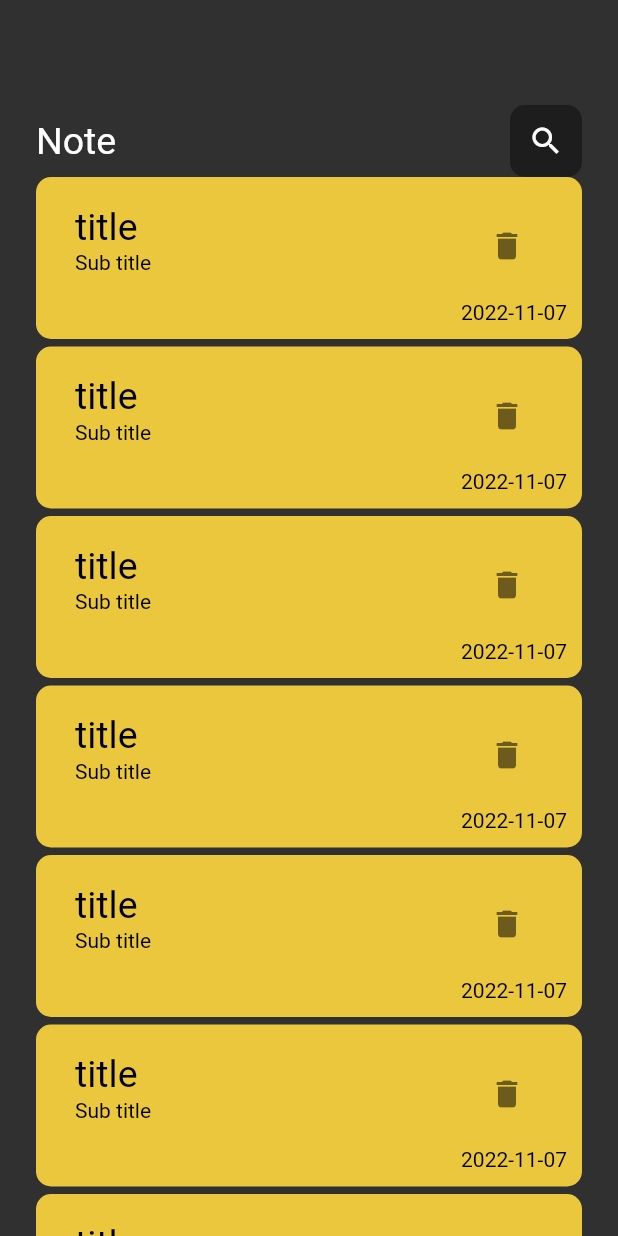
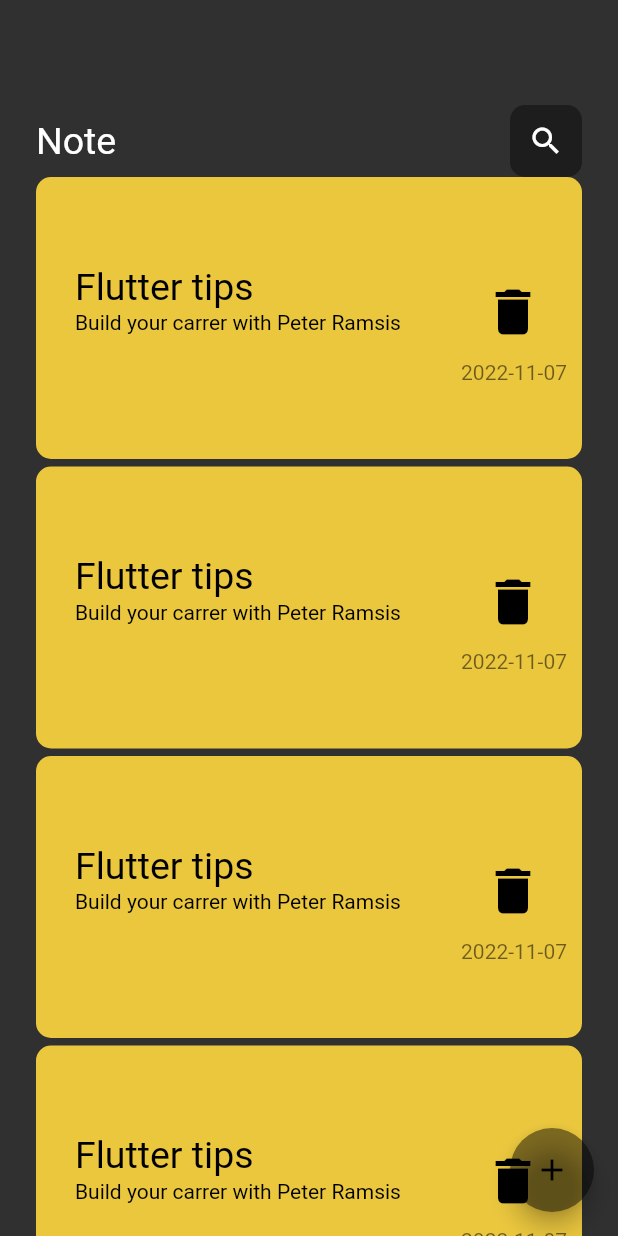
Before and after one commit to peterramsis/NoteApp, a Flutter app: the screen it shows after launch, on a phone screen of 412 x 824 dp. Run offline on Flutter 3.47's test engine with Material 2 defaults, Android fonts, the phone set to English and light mode, and no system bars; our stand-ins replace font_awesome_flutter, hive; accounts and stored records are empty.

```diff
--- /dev/null
+++ b/lib/constanse.dart
@@ -0,0 +1,3 @@
+import 'package:flutter/material.dart';
+
+const primaryColor = Color(0xffC07F00);
--- a/lib/views/notes_view_body.dart
+++ b/lib/views/notes_view_body.dart
@@ -1,5 +1,6 @@
 import 'package:flutter/material.dart';
 import 'package:note/widgets/custom_app_bar.dart';
+import 'package:note/widgets/custom_bottom_sheet_model.dart';
 import 'package:note/widgets/note_item.dart';
 import 'package:note/widgets/note_list_view.dart';
 
@@ -25,6 +26,19 @@ class NotesViewBody extends StatelessWidget {
           ],
         ),
       ),
+      floatingActionButton: FloatingActionButton(
+        backgroundColor: Colors.black45,
+        onPressed: (){
+          showModalBottomSheet(
+              shape: RoundedRectangleBorder(
+                borderRadius: BorderRadius.circular(10)
+              ),
+              context: context,
+              builder: (context) => CustomBottomSheetModel()
+          );
+        },
+        child: Icon(Icons.add),
+      ),
     );
   }
 }
--- a/lib/widgets/note_item.dart
+++ b/lib/widgets/note_item.dart
@@ -7,28 +7,32 @@ class NoteItem extends StatelessWidget {
   @override
   Widget build(BuildContext context) {
     return Container(
-      padding: EdgeInsets.all(10),
+      padding: EdgeInsets.symmetric(
+        vertical: 50,
+        horizontal: 10
+      ),
       child: Column(
         crossAxisAlignment: CrossAxisAlignment.end,
         children: [
           ListTile(
-            title: Text("title", style: TextStyle(
+            title: Text("Flutter tips", style: TextStyle(
               color: Colors.black,
               fontSize: 25
             ),),
-            subtitle: Text("Sub title" , style: TextStyle(
+            subtitle: Text("Build your carrer with Peter Ramsis" , style: TextStyle(
                 color: Colors.black
             )),
             trailing: IconButton(
               icon: const Icon(
                   Icons.delete,
-                color: Colors.black54,
+                color: Colors.black,
+                size: 40,
               ),
               onPressed: ()=> {},
             ),
           ),
           Text("2022-11-07" , style: TextStyle(
-              color: Colors.black
+              color: Colors.black54
           ))
         ],
       ),
```
Also changed, not shown: lib/widgets/custom_bottom_sheet_model.dart (added, +36 -0 lines), lib/widgets/custom_button.dart (added, +26 -0 lines), lib/widgets/custom_text_field.dart (added, +33 -0 lines).
